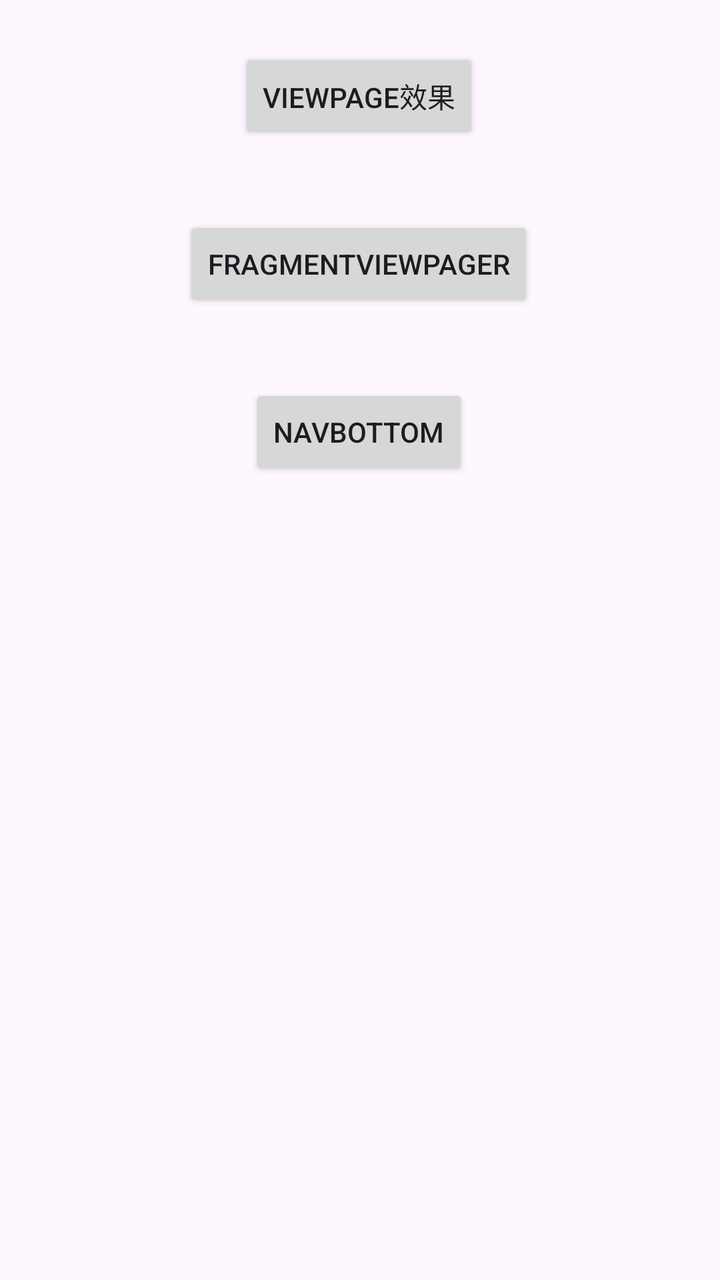
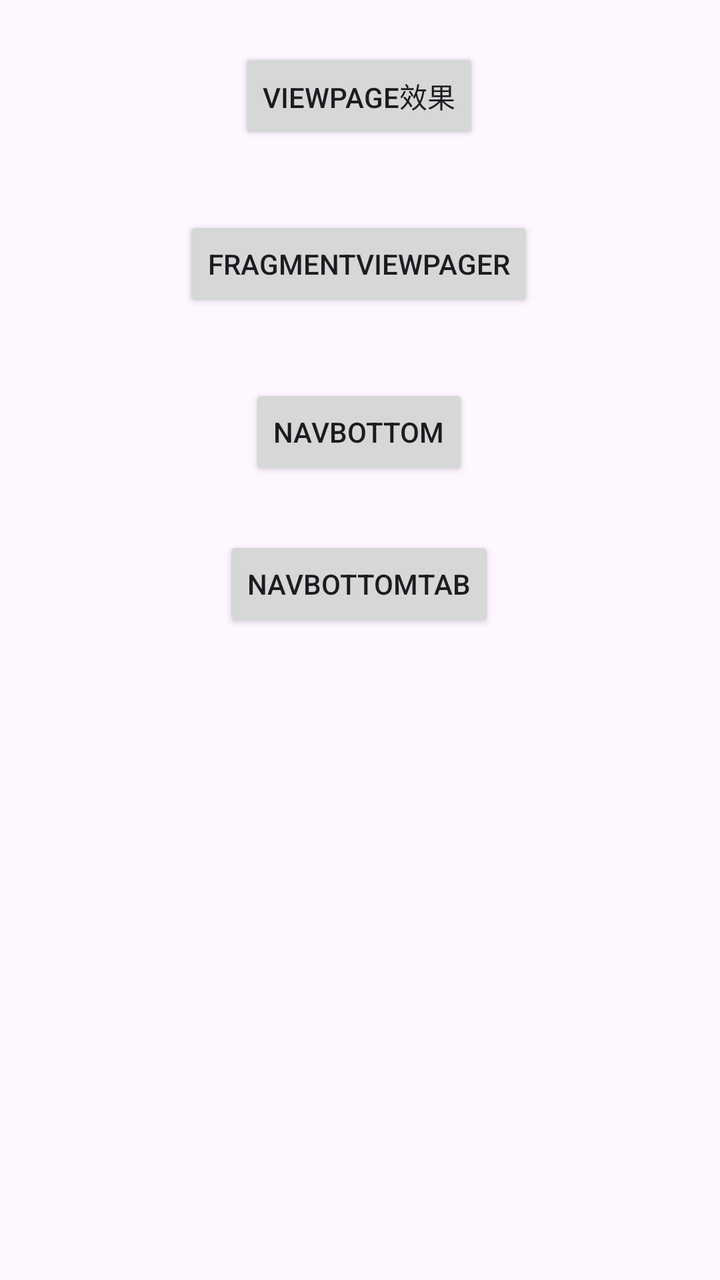

An Android layout rendered at two revisions. The XML below is the earlier revision; the diff shows what the commit changed to produce the second picture.
<!-- AndroidManifest.xml: application theme Theme.FragmentTest -->
<!-- res/layout/activity_view_pager_test.xml -->
<?xml version="1.0" encoding="utf-8"?>
<androidx.constraintlayout.widget.ConstraintLayout xmlns:android="http://schemas.android.com/apk/res/android"
    xmlns:app="http://schemas.android.com/apk/res-auto"
    xmlns:tools="http://schemas.android.com/tools"
    android:id="@+id/main"
    android:layout_width="match_parent"
    android:layout_height="match_parent"
    tools:context=".ViewPagerTest.ViewPagerTestActivity">

    <Button
        android:id="@+id/bt_ViewPager"
        android:layout_width="wrap_content"
        android:layout_height="wrap_content"
        android:layout_marginTop="24dp"
        android:text="ViewPage效果"
        app:layout_constraintEnd_toEndOf="parent"
        app:layout_constraintHorizontal_bias="0.498"
        app:layout_constraintStart_toStartOf="parent"
        app:layout_constraintTop_toTopOf="parent"
        android:onClick="ToViewPager"/>

    <Button
        android:id="@+id/FragmentVP"
        android:layout_width="wrap_content"
        android:layout_height="wrap_content"
        android:layout_marginTop="36dp"
        android:text="FragmentViewPager"
        app:layout_constraintEnd_toEndOf="parent"
        app:layout_constraintHorizontal_bias="0.497"
        app:layout_constraintStart_toStartOf="parent"
        app:layout_constraintTop_toBottomOf="@+id/bt_ViewPager"
        android:onClick="ToViewPagerFragment"/>

    <Button
        android:onClick="ToNavBottom"
        android:id="@+id/bt_Nav"
        android:layout_width="wrap_content"
        android:layout_height="wrap_content"
        android:layout_marginTop="36dp"
        android:text="NavBottom"
        app:layout_constraintEnd_toEndOf="parent"
        app:layout_constraintHorizontal_bias="0.498"
        app:layout_constraintStart_toStartOf="parent"
        app:layout_constraintTop_toBottomOf="@+id/FragmentVP" />
</androidx.constraintlayout.widget.ConstraintLayout>
<!-- resources referenced by this layout -->
<resources>
  <style name="Theme.FragmentTest" parent="Base.Theme.FragmentTest" />
  <style name="Base.Theme.FragmentTest" parent="Theme.Material3.DayNight.NoActionBar">
          
          <item name="colorPrimary">@color/colorPrimary</item>
          <item name="colorPrimaryDark">@color/colorPrimaryDark</item>
          <item name="colorControlActivated">@color/purple_200</item>
      </style>
  <color name="colorPrimary">@color/green_500</color>
  <color name="colorPrimaryDark">@color/green_700</color>
  <color name="purple_200">#FFBB86FC</color>
  <color name="green_500">#8BC34A</color>
  <color name="green_700">#689F38</color>
</resources>

<!-- the commit's change to res/layout/activity_view_pager_test.xml (unified diff, before → after) -->
@@ -42,4 +42,16 @@
         app:layout_constraintHorizontal_bias="0.498"
         app:layout_constraintStart_toStartOf="parent"
         app:layout_constraintTop_toBottomOf="@+id/FragmentVP" />
+
+    <Button
+        android:onClick="ToNavBottomTab"
+        android:id="@+id/NavBottomTab"
+        android:layout_width="wrap_content"
+        android:layout_height="wrap_content"
+        android:layout_marginTop="28dp"
+        android:text="NavBottomTab"
+        app:layout_constraintEnd_toEndOf="parent"
+        app:layout_constraintHorizontal_bias="0.498"
+        app:layout_constraintStart_toStartOf="parent"
+        app:layout_constraintTop_toBottomOf="@+id/bt_Nav" />
 </androidx.constraintlayout.widget.ConstraintLayout>
